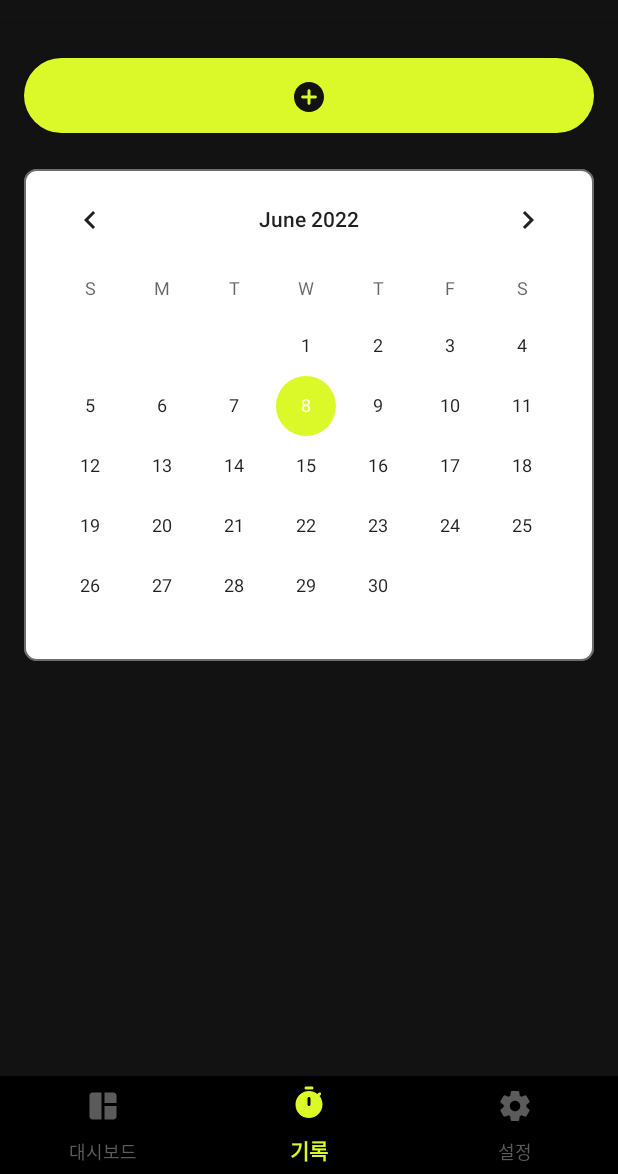
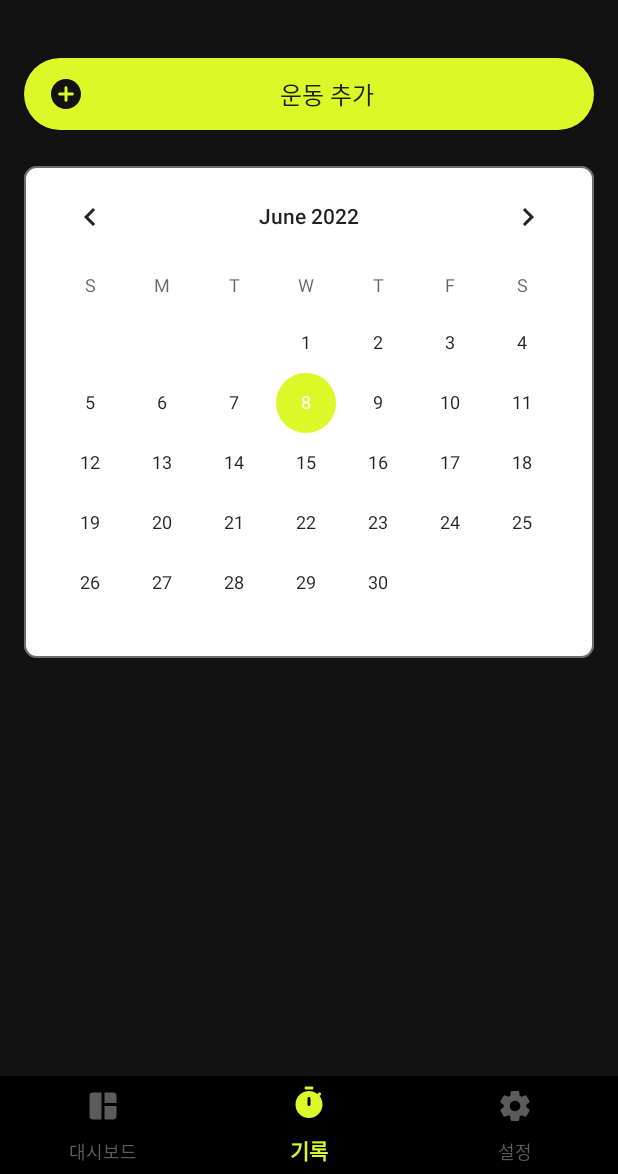
Before and after one commit to ajou-dico/Fit2Fit, an Android app: the screen it shows after launch once a user with an empty profile is signed in (MainActivity), item 2 of the bottom bar chosen, on a phone screen of 412 x 824 dp, the part 62-1236 px from its top. Run offline under Robolectric (Android 15) with nearby library versions, the phone set to English and light mode, and no system bars; our stand-ins replace Firebase (no records; nobody signed in at launch, a user with empty details on screens opened directly); libraries missing offline, so code that uses them is left out: com.firebase.ui, com.google.firestore.v1.

Commit message:
Minor: code refactoring

```diff
--- a/app/src/main/java/com/dico/fit2fit/MainActivity.java
+++ b/app/src/main/java/com/dico/fit2fit/MainActivity.java
@@ -20,13 +20,12 @@ import com.google.firebase.auth.FirebaseUser;
 public class MainActivity extends AppCompatActivity {
 
     private FirebaseAuth mAuth;
+
     private BottomNavigationView bottomNavigationView;
     private Fragment dashboard_f;
     private Fragment options_f;
     private Fragment recording_f;
     private Fragment workout_f;
-
-    int fragmentNum = 1;
 
     @Override
     protected void onCreate(Bundle savedInstanceState) {
@@ -35,9 +34,6 @@ public class MainActivity extends AppCompatActivity {
 
         super.onCreate(savedInstanceState);
         setContentView(R.layout.activity_main);
-//
-//        androidx.appcompat.app.ActionBar actionBar = getSupportActionBar();
-//        actionBar.hide();
 
         dashboard_f = new dashboard();
         options_f = new options();
@@ -68,25 +64,12 @@ public class MainActivity extends AppCompatActivity {
     public void onFragmentChange(int fragNum) {
         //프래그먼트의 번호에 따라 다르게 작동하는 조건문
         if(fragNum == 1) {
-            fragmentNum = 1;
             getSupportFragmentManager().beginTransaction().replace(R.id.container, workout_f).commitAllowingStateLoss();
         } else if(fragNum == 2) {
-            fragmentNum = 2;
             getSupportFragmentManager().beginTransaction().replace(R.id.container, recording_f).commitAllowingStateLoss();
         } else if(fragNum == 3) {
-            fragmentNum = 3;
             getSupportFragmentManager().beginTransaction().replace(R.id.container, dashboard_f).commitAllowingStateLoss();
         }
     }
 
-//    @Override
-//    public boolean onCreateOptionsMenu(Menu menu) {
-//        if (fragmentNum == 2) {
-//            getMenuInflater().inflate(R.menu.add_recording_menu, menu);
-//            Drawable drawable = menu.getItem(0).getIcon();
-//            drawable.setColorFilter(getResources().getColor(R.color.primary), PorterDuff.Mode.SRC_ATOP);
-//        }
-//        return true;
-//    }
-
 }
--- a/app/src/main/res/layout/fragment_recording.xml
+++ b/app/src/main/res/layout/fragment_recording.xml
@@ -22,21 +22,23 @@
             android:layout_marginTop="24dp"
             android:layout_marginEnd="16dp"
             android:background="@drawable/btn_rounded"
-            android:drawableBottom="@drawable/ic_plus"
+            android:drawableLeft="@drawable/ic_plus"
+            android:text="운동 추가"
             android:paddingHorizontal="16dp"
             android:paddingVertical="12dp"
-            android:textSize="0sp"
             app:layout_constraintEnd_toEndOf="parent"
             app:layout_constraintStart_toStartOf="parent"
             app:layout_constraintTop_toTopOf="parent" />
 
         <ScrollView
-            android:layout_width="410dp"
-            android:layout_height="341dp"
+            android:layout_width="0dp"
+            android:layout_height="0dp"
+            android:layout_marginTop="24dp"
             app:layout_constraintBottom_toBottomOf="parent"
             app:layout_constraintEnd_toEndOf="parent"
             app:layout_constraintHorizontal_bias="0.0"
-            app:layout_constraintStart_toStartOf="parent">
+            app:layout_constraintStart_toStartOf="parent"
+            app:layout_constraintTop_toBottomOf="@+id/rec_cal">
 
             <LinearLayout
                 android:layout_width="match_parent"
```
